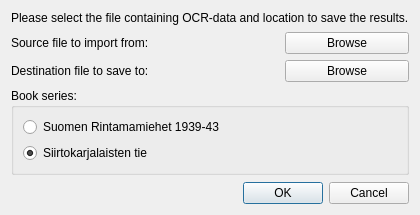
Before: the Qt Designer form dataprocessing/qtgui/layouts/importdialog.ui in Learning-from-our-past/kaira-core, drawn with Qt 5.
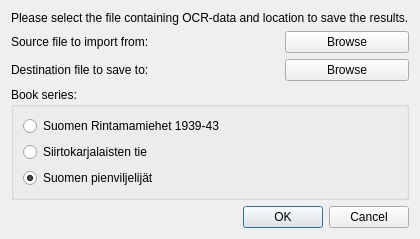
After: the same form once the commit is applied.

Commit message: - Chunker implementation for Pienviljelijät - GUI supports now Pienviljelijät - Name, location and page number extraction for Pienviljelijät - Copied Karelian classes from Karelian module to Pienviljelijät since some of them will work only with minor modifications. Going to enable and tweak them one by one later. - Few tweaks to geocoding class

```diff
--- a/dataprocessing/qtgui/layouts/importdialog.ui
+++ b/dataprocessing/qtgui/layouts/importdialog.ui
@@ -6,8 +6,8 @@
    <rect>
     <x>0</x>
     <y>0</y>
-    <width>400</width>
-    <height>215</height>
+    <width>379</width>
+    <height>238</height>
    </rect>
   </property>
   <property name="windowTitle">
@@ -105,6 +105,16 @@
        <widget class="QRadioButton" name="karelianRadio">
         <property name="text">
          <string>Siirtokarjalaisten tie</string>
+        </property>
+        <property name="checked">
+         <bool>false</bool>
+        </property>
+       </widget>
+      </item>
+      <item>
+       <widget class="QRadioButton" name="farmersRadio">
+        <property name="text">
+         <string>Suomen pienviljelijät</string>
         </property>
         <property name="checked">
          <bool>true</bool>
```
The commit also changes 32 other files.
